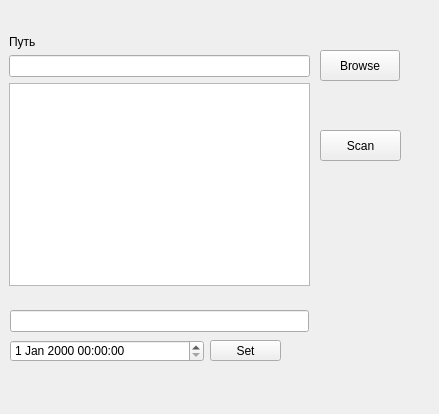
The window that AVSyc/mainwindow.ui (Seathe14/AVSyc) describes before a commit, drawn with Qt 5.
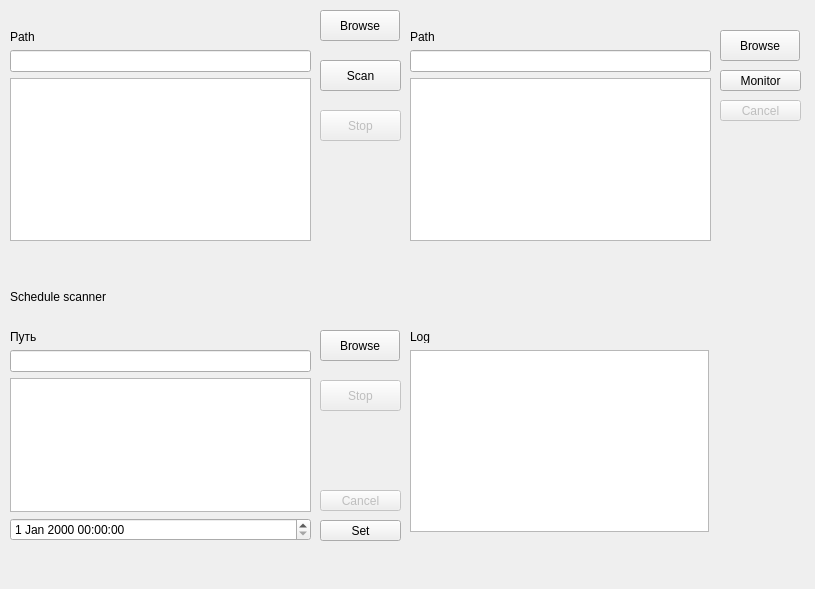
The same window after the commit.

Diff of the .ui file:
```diff
--- a/AVSyc/mainwindow.ui
+++ b/AVSyc/mainwindow.ui
@@ -6,8 +6,8 @@
    <rect>
     <x>0</x>
     <y>0</y>
-    <width>439</width>
-    <height>414</height>
+    <width>815</width>
+    <height>589</height>
    </rect>
   </property>
   <property name="sizePolicy">
@@ -35,17 +35,24 @@
    <widget class="QWidget" name="verticalLayoutWidget_9">
     <property name="geometry">
      <rect>
-      <x>9</x>
-      <y>35</y>
+      <x>10</x>
+      <y>10</y>
       <width>301</width>
-      <height>251</height>
+      <height>231</height>
      </rect>
     </property>
     <layout class="QVBoxLayout" name="verticalLayout_9">
      <item>
       <widget class="QLabel" name="label_9">
        <property name="text">
-        <string>Путь</string>
+        <string/>
+       </property>
+      </widget>
+     </item>
+     <item>
+      <widget class="QLabel" name="pathLabel">
+       <property name="text">
+        <string>Path</string>
        </property>
       </widget>
      </item>
@@ -65,7 +72,7 @@
     <property name="geometry">
      <rect>
       <x>320</x>
-      <y>50</y>
+      <y>10</y>
       <width>80</width>
       <height>31</height>
      </rect>
@@ -78,7 +85,7 @@
     <property name="geometry">
      <rect>
       <x>320</x>
-      <y>130</y>
+      <y>60</y>
       <width>81</width>
       <height>31</height>
      </rect>
@@ -87,25 +94,12 @@
      <string>Scan</string>
     </property>
    </widget>
-   <widget class="QDateTimeEdit" name="dateTimeEdit">
+   <widget class="QPushButton" name="setButton">
     <property name="geometry">
      <rect>
-      <x>10</x>
-      <y>340</y>
-      <width>194</width>
-      <height>22</height>
-     </rect>
-    </property>
-    <property name="timeSpec">
-     <enum>Qt::LocalTime</enum>
-    </property>
-   </widget>
-   <widget class="QPushButton" name="browseButton_2">
-    <property name="geometry">
-     <rect>
-      <x>210</x>
-      <y>340</y>
-      <width>71</width>
+      <x>320</x>
+      <y>520</y>
+      <width>81</width>
       <height>21</height>
      </rect>
     </property>
@@ -113,17 +107,216 @@
      <string>Set</string>
     </property>
    </widget>
-   <widget class="QLineEdit" name="pathLineEdit_2">
+   <widget class="QWidget" name="verticalLayoutWidget_10">
     <property name="geometry">
      <rect>
       <x>10</x>
-      <y>310</y>
+      <y>290</y>
+      <width>301</width>
+      <height>251</height>
+     </rect>
+    </property>
+    <layout class="QVBoxLayout" name="verticalLayout_11">
+     <item>
+      <widget class="QLabel" name="scheduleLabel">
+       <property name="text">
+        <string>Schedule scanner</string>
+       </property>
+      </widget>
+     </item>
+     <item>
+      <widget class="QLabel" name="scheduleStatusLabel">
+       <property name="text">
+        <string/>
+       </property>
+      </widget>
+     </item>
+     <item>
+      <widget class="QLabel" name="pathLabel_2">
+       <property name="text">
+        <string>Путь</string>
+       </property>
+      </widget>
+     </item>
+     <item>
+      <widget class="QLineEdit" name="pathLineEdit_2">
+       <property name="readOnly">
+        <bool>true</bool>
+       </property>
+      </widget>
+     </item>
+     <item>
+      <widget class="QTextEdit" name="resultTextEdit_2"/>
+     </item>
+     <item>
+      <widget class="QDateTimeEdit" name="dateTimeEdit">
+       <property name="timeSpec">
+        <enum>Qt::LocalTime</enum>
+       </property>
+      </widget>
+     </item>
+    </layout>
+   </widget>
+   <widget class="QPushButton" name="browseButton_2">
+    <property name="geometry">
+     <rect>
+      <x>320</x>
+      <y>330</y>
+      <width>80</width>
+      <height>31</height>
+     </rect>
+    </property>
+    <property name="text">
+     <string>Browse</string>
+    </property>
+   </widget>
+   <widget class="QPushButton" name="browseButton_3">
+    <property name="geometry">
+     <rect>
+      <x>720</x>
+      <y>30</y>
+      <width>80</width>
+      <height>31</height>
+     </rect>
+    </property>
+    <property name="text">
+     <string>Browse</string>
+    </property>
+   </widget>
+   <widget class="QWidget" name="verticalLayoutWidget_11">
+    <property name="geometry">
+     <rect>
+      <x>410</x>
+      <y>10</y>
+      <width>301</width>
+      <height>231</height>
+     </rect>
+    </property>
+    <layout class="QVBoxLayout" name="verticalLayout_10">
+     <item>
+      <widget class="QLabel" name="monitorLabel">
+       <property name="text">
+        <string/>
+       </property>
+      </widget>
+     </item>
+     <item>
+      <widget class="QLabel" name="pathLabel_3">
+       <property name="text">
+        <string>Path</string>
+       </property>
+      </widget>
+     </item>
+     <item>
+      <widget class="QLineEdit" name="pathLineEdit_3">
+       <property name="readOnly">
+        <bool>true</bool>
+       </property>
+      </widget>
+     </item>
+     <item>
+      <widget class="QTextEdit" name="resultTextEdit_3"/>
+     </item>
+    </layout>
+   </widget>
+   <widget class="QPushButton" name="monitorButton">
+    <property name="geometry">
+     <rect>
+      <x>720</x>
+      <y>70</y>
+      <width>81</width>
+      <height>21</height>
+     </rect>
+    </property>
+    <property name="text">
+     <string>Monitor</string>
+    </property>
+   </widget>
+   <widget class="QPushButton" name="stopButton">
+    <property name="enabled">
+     <bool>false</bool>
+    </property>
+    <property name="geometry">
+     <rect>
+      <x>320</x>
+      <y>110</y>
+      <width>81</width>
+      <height>31</height>
+     </rect>
+    </property>
+    <property name="text">
+     <string>Stop</string>
+    </property>
+   </widget>
+   <widget class="QPushButton" name="stopButton_2">
+    <property name="enabled">
+     <bool>false</bool>
+    </property>
+    <property name="geometry">
+     <rect>
+      <x>320</x>
+      <y>380</y>
+      <width>81</width>
+      <height>31</height>
+     </rect>
+    </property>
+    <property name="text">
+     <string>Stop</string>
+    </property>
+   </widget>
+   <widget class="QPushButton" name="cancelSchedule">
+    <property name="enabled">
+     <bool>false</bool>
+    </property>
+    <property name="geometry">
+     <rect>
+      <x>320</x>
+      <y>490</y>
+      <width>81</width>
+      <height>21</height>
+     </rect>
+    </property>
+    <property name="text">
+     <string>Cancel</string>
+    </property>
+   </widget>
+   <widget class="QTextEdit" name="logTextEdit">
+    <property name="geometry">
+     <rect>
+      <x>410</x>
+      <y>350</y>
       <width>299</width>
-      <height>22</height>
+      <height>182</height>
      </rect>
     </property>
-    <property name="readOnly">
-     <bool>true</bool>
+   </widget>
+   <widget class="QLabel" name="logLabel">
+    <property name="geometry">
+     <rect>
+      <x>410</x>
+      <y>330</y>
+      <width>299</width>
+      <height>13</height>
+     </rect>
+    </property>
+    <property name="text">
+     <string>Log</string>
+    </property>
+   </widget>
+   <widget class="QPushButton" name="cancelMonitorButton">
+    <property name="enabled">
+     <bool>false</bool>
+    </property>
+    <property name="geometry">
+     <rect>
+      <x>720</x>
+      <y>100</y>
+      <width>81</width>
+      <height>21</height>
+     </rect>
+    </property>
+    <property name="text">
+     <string>Cancel</string>
     </property>
    </widget>
   </widget>
```
Left out of the diff: 4 changed lines with no effect on the pictures.
